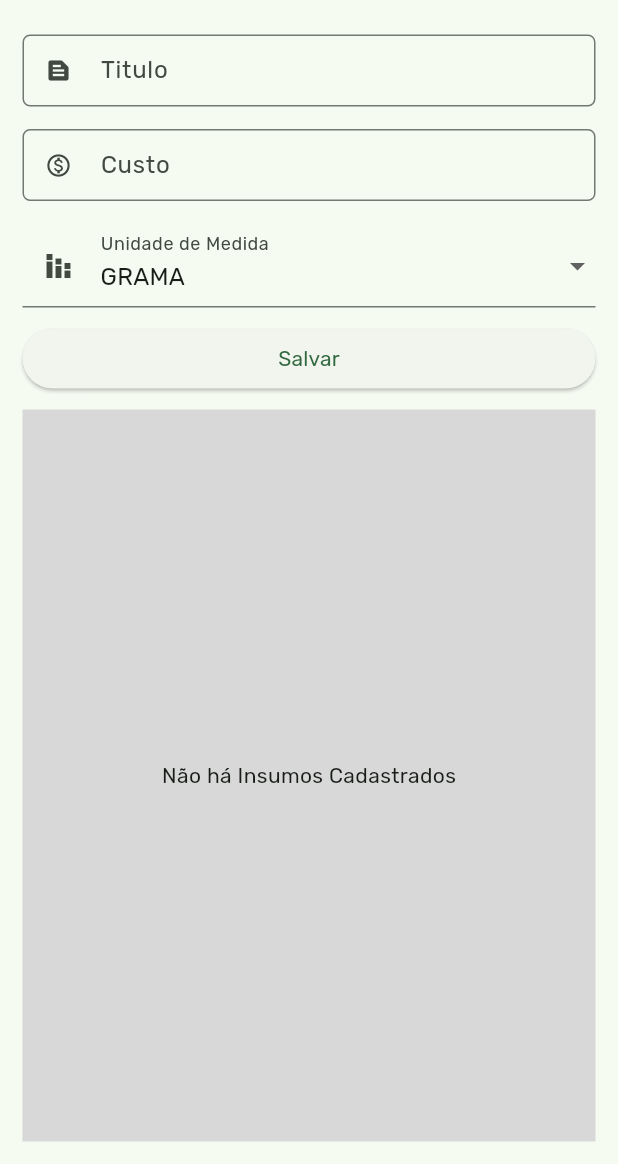
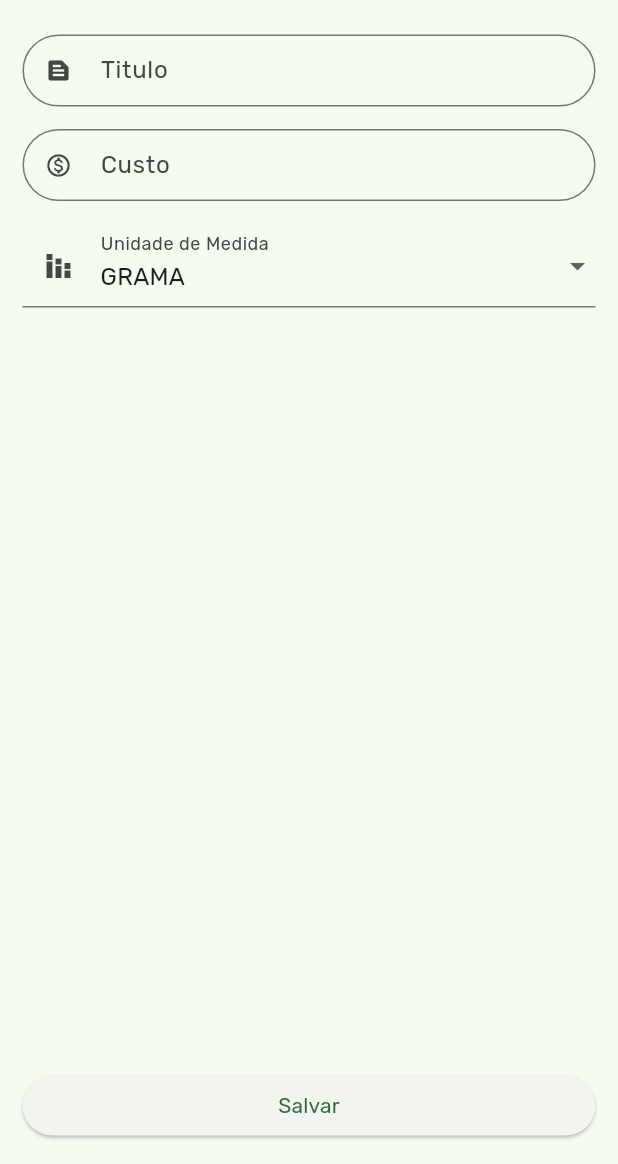
Before and after one commit to RenanLedo/app_ficha_tecnica, a Flutter app: the CreateInsumosPage screen opened by its route, on a phone screen of 412 x 824 dp, the part 72-1236 px from its top. Run offline on Flutter 3.47's test engine with Material 2 defaults, Android fonts, the phone set to English and light mode, and no system bars; our stand-ins replace get.

Commit message:
atualização na interface da tela insumos

```diff
--- a/lib/components/custom_text_field.dart
+++ b/lib/components/custom_text_field.dart
@@ -70,7 +70,7 @@ class _CustomTextFieldState extends State<CustomTextField> {
           labelText: widget.label,
           isDense: true,
           border: OutlineInputBorder(
-            borderRadius: BorderRadius.circular(5),
+            borderRadius: BorderRadius.circular(50),
           ),
         ),
       ),
--- a/lib/modulos/home/components/logo.dart
+++ b/lib/modulos/home/components/logo.dart
@@ -14,7 +14,7 @@ class Logo extends StatelessWidget {
         ),
         const Text(
           'Ficha Dez',
-          style: TextStyle(fontSize: 30, fontWeight: FontWeight.w500),
+          style: TextStyle(fontSize: 30, fontFamily: 'BadScript'),
         ),
       ]),
     );
--- a/lib/modulos/home/page/home.dart
+++ b/lib/modulos/home/page/home.dart
@@ -29,7 +29,7 @@ class Home extends StatelessWidget {
                 title: 'Insumos',
                 preQuantidade: 'Quantidade:',
                 quantidadeUnd: insumoController.insumosList.length,
-                onPress: () => Get.toNamed(PagesRoutes.createInsumos),
+                onPress: () => Get.toNamed(PagesRoutes.insumos),
               );
             },
           ),
--- a/lib/modulos/insumos/controller/insumo_controller.dart
+++ b/lib/modulos/insumos/controller/insumo_controller.dart
@@ -2,13 +2,39 @@ import 'package:app_ficha_tecnica/modulos/insumos/model/insumo.dart';
 import 'package:get/get.dart';
 
 class InsumoController extends GetxController {
-  List<Insumo> insumosList = [];
+  List<Insumo> insumosList = [
+    Insumo(
+        id: '1',
+        title: 'Sal',
+        price: 1,
+        unidadeMedida: 'QUILOGRAMA',
+        custoUnd: 0.01),
+    Insumo(
+        id: '2',
+        title: 'Ovo',
+        price: 0.7,
+        unidadeMedida: 'UNIDADE',
+        custoUnd: 0.7),
+    Insumo(
+        id: '3',
+        title: 'Frango',
+        price: 20,
+        unidadeMedida: 'QUILOGRAMA',
+        custoUnd: 2),
+  ];
   String itemValue = '';
+
+  // RxString valueBusca = ''.obs;
+  // List<Insumo> insumosListBusca = [];
+
+
 
   void setItemValue(String value) {
     itemValue = value;
     update();
   }
+
+
 
   void addInsumos(Insumo insumo) {
     var id = DateTime.now().toString().trim();
--- a/lib/modulos/insumos/page/create_insumos_page.dart
+++ b/lib/modulos/insumos/page/create_insumos_page.dart
@@ -1,7 +1,6 @@
 import 'package:app_ficha_tecnica/components/custom_text_field.dart';
+import 'package:app_ficha_tecnica/modulos/insumos/controller/insumo_controller.dart';
 import 'package:app_ficha_tecnica/modulos/insumos/model/insumo.dart';
-import 'package:app_ficha_tecnica/modulos/components/insumo_tile.dart';
-import 'package:app_ficha_tecnica/modulos/insumos/controller/insumo_controller.dart';
 import 'package:flutter/material.dart';
 import 'package:get/get.dart';
 
@@ -25,7 +24,12 @@ class _CreateInsumosPageState extends State<CreateInsumosPage> {
       appBar: AppBar(
         automaticallyImplyLeading: false,
         leading: TextButton(
-          onPressed: () => Get.back(),
+          onPressed: () {
+            FocusScope.of(context).unfocus();
+            tituloEC.text = '';
+            custoEC.text = '';
+            return Get.back();
+          },
           child: const Text(
             'Voltar',
             style: TextStyle(color: Colors.black),
@@ -39,6 +43,8 @@ class _CreateInsumosPageState extends State<CreateInsumosPage> {
       body: Padding(
         padding: const EdgeInsets.all(15),
         child: Column(
+          mainAxisAlignment: MainAxisAlignment.spaceBetween,
+          crossAxisAlignment: CrossAxisAlignment.stretch,
           children: [
             GetBuilder<InsumoController>(
               builder: (insumoController) {
@@ -79,8 +85,9 @@ class _CreateInsumosPageState extends State<CreateInsumosPage> {
                             .toList(),
                       ),
                     ),
-                    const SizedBox(
-                      height: 10,
+                  ],
+                );
+              },
             ),
             ElevatedButton(
                 onPressed: () {
@@ -98,38 +105,6 @@ class _CreateInsumosPageState extends State<CreateInsumosPage> {
                   custoEC.text = '';
                 },
                 child: const Text('Salvar')),
-                    const SizedBox(
-                      height: 10,
-                    ),
-                  ],
-                );
-              },
-            ),
-
-            //area da lista a partri daqui:
-            Expanded(
-              child: Container(
-                  color: const Color.fromARGB(255, 216, 216, 216),
-                  child: GetBuilder<InsumoController>(
-                    builder: (insumoController) {
-                      return insumoController.insumosList.isEmpty
-                          ? const Center(
-                              child: Text('Não há Insumos Cadastrados'),
-                            )
-                          : ListView.builder(
-                              itemCount: insumoController.insumosList.length,
-                              itemBuilder: ((context, index) {
-                                final insumoIndex =
-                                    insumoController.insumosList[index];
-                                return InsumoTile(
-                                  insumo: insumoIndex,
-                                  onPress: () => insumoController.remove(
-                                      insumoController.insumosList[index]),
-                                );
-                              }));
-                    },
-                  )),
-            )
           ],
         ),
       ),
--- a/lib/pages_routes/app_pages.dart
+++ b/lib/pages_routes/app_pages.dart
@@ -1,6 +1,7 @@
 import 'package:app_ficha_tecnica/modulos/custosFixos/page/create_custos_fixos.dart';
 import 'package:app_ficha_tecnica/modulos/despesas/page/despesa_page.dart';
 import 'package:app_ficha_tecnica/modulos/insumos/page/create_insumos_page.dart';
+import 'package:app_ficha_tecnica/modulos/insumos/page/insumos_page.dart';
 import 'package:app_ficha_tecnica/modulos/receita/page/add_receita.dart';
 import 'package:app_ficha_tecnica/modulos/receita/page/receitas_page.dart';
 import 'package:get/get.dart';
@@ -12,6 +13,10 @@ abstract class AppPages {
     GetPage(
       name: PagesRoutes.createInsumos,
       page: () => const CreateInsumosPage(),
+    ),
+    GetPage(
+      name: PagesRoutes.insumos,
+      page: () => const InsumosPage(),
     ),
     GetPage(
       name: PagesRoutes.custosFixos,
@@ -38,6 +43,7 @@ abstract class AppPages {
 
 abstract class PagesRoutes {
   static const String createInsumos = '/createInsumos';
+  static const String insumos = '/insumos';
   static const String custosFixos = '/custosFixos';
   static const String receitas = '/receitas';
   static const String addReceitas = '/addReceitas';
--- a/pubspec.yaml
+++ b/pubspec.yaml
@@ -85,6 +85,10 @@ flutter:
           weight: 500
         - asset: assets/fonts/Rubik-Bold.ttf
           weight: 700
+    - family: BadScript
+      fonts:
+        - asset: assets/fonts/BadScript-Regular.ttf
+
   #       - asset: fonts/Schyler-Italic.ttf
   #         style: italic
   #   - family: Trajan Pro
```
Also changed, not shown: lib/modulos/components/insumo_tile.dart (deleted, +0 -35 lines), lib/modulos/despesas/controller/despesa_controller.dart (+20 -1 lines), lib/modulos/insumos/components/insumo_tile.dart (added, +32 -0 lines), lib/modulos/insumos/page/insumos_page.dart (added, +122 -0 lines), assets/fonts/BadScript-Regular.ttf (added). Lines whose indentation alone changed are shown as unchanged.
